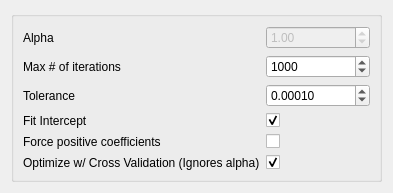
Old version of the form ui/Lasso.ui in the repository tthatcher95/PyHAT_Point_Spectra_GUI.
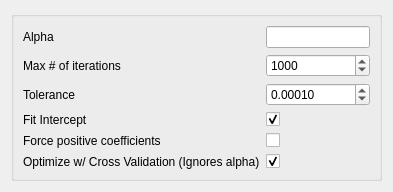
New version of the form.

Commit message: Make Lasso and related handle more decimals for alpha

```diff
--- a/ui/Lasso.ui
+++ b/ui/Lasso.ui
@@ -33,36 +33,14 @@
         </property>
        </widget>
       </item>
-      <item row="0" column="1">
-       <widget class="QDoubleSpinBox" name="alphaDoubleSpinBox">
-        <property name="enabled">
-         <bool>false</bool>
-        </property>
-        <property name="toolTip">
-         <string>Constant that multiplies the L1 term. Defaults to 1.0. alpha = 0 is
-equivalent to an ordinary least square, solved by the LinearRegression
-object. For numerical reasons, using alpha = 0 with the Lasso object
-is not advised. Given this, you should use the LinearRegression object.</string>
-        </property>
-        <property name="whatsThis">
-         <string>http://scikit-learn.org/stable/modules/generated/sklearn.linear_model.Lasso.html</string>
-        </property>
-        <property name="maximum">
-         <double>999999999.000000000000000</double>
-        </property>
-        <property name="value">
-         <double>1.000000000000000</double>
-        </property>
-       </widget>
-      </item>
-      <item row="1" column="0">
+      <item row="2" column="0">
        <widget class="QLabel" name="maxNumOfIterationsLabel">
         <property name="text">
          <string>Max # of iterations</string>
         </property>
        </widget>
       </item>
-      <item row="1" column="1">
+      <item row="2" column="1">
        <widget class="QSpinBox" name="maxNumOfIterationsSpinBox">
         <property name="toolTip">
          <string>The maximum number of iterations</string>
@@ -78,21 +56,21 @@
         </property>
        </widget>
       </item>
-      <item row="2" column="0">
+      <item row="3" column="0">
        <widget class="QLabel" name="toleranceLabel">
         <property name="text">
          <string>Tolerance</string>
         </property>
        </widget>
       </item>
-      <item row="3" column="0">
+      <item row="4" column="0">
        <widget class="QLabel" name="fitInterceptLabel">
         <property name="text">
          <string>Fit Intercept</string>
         </property>
        </widget>
       </item>
-      <item row="3" column="1">
+      <item row="4" column="1">
        <widget class="QCheckBox" name="fitInterceptCheckBox">
         <property name="toolTip">
          <string>whether to calculate the intercept for this model. If set to false,
@@ -107,14 +85,14 @@
         </property>
        </widget>
       </item>
-      <item row="4" column="0">
+      <item row="5" column="0">
        <widget class="QLabel" name="forcePositiveCoefficientsLabel">
         <property name="text">
          <string>Force positive coefficients</string>
         </property>
        </widget>
       </item>
-      <item row="4" column="1">
+      <item row="5" column="1">
        <widget class="QCheckBox" name="forcePositiveCoefficientsCheckBox">
         <property name="toolTip">
          <string>When set to True, forces the coefficients to be positive.</string>
@@ -124,14 +102,14 @@
         </property>
        </widget>
       </item>
-      <item row="5" column="0">
+      <item row="6" column="0">
        <widget class="QLabel" name="optimizeWCrossValidaitonLabel">
         <property name="text">
          <string>Optimize w/ Cross Validation (Ignores alpha)</string>
         </property>
        </widget>
       </item>
-      <item row="5" column="1">
+      <item row="6" column="1">
        <widget class="QCheckBox" name="optimizeWCrossValidaitonCheckBox">
         <property name="toolTip">
          <string>Optimize with Cross Validaiton</string>
@@ -144,7 +122,7 @@
         </property>
        </widget>
       </item>
-      <item row="2" column="1">
+      <item row="3" column="1">
        <widget class="QDoubleSpinBox" name="toleranceDoubleSpinBox">
         <property name="toolTip">
          <string>The tolerance for the optimization</string>
@@ -163,6 +141,9 @@
         </property>
        </widget>
       </item>
+      <item row="0" column="1">
+       <widget class="QLineEdit" name="alpha_text"/>
+      </item>
      </layout>
     </widget>
    </item>
```
Left out of the diff: 20 changed lines with no effect on the pictures. The commit also changes 14 other files.
